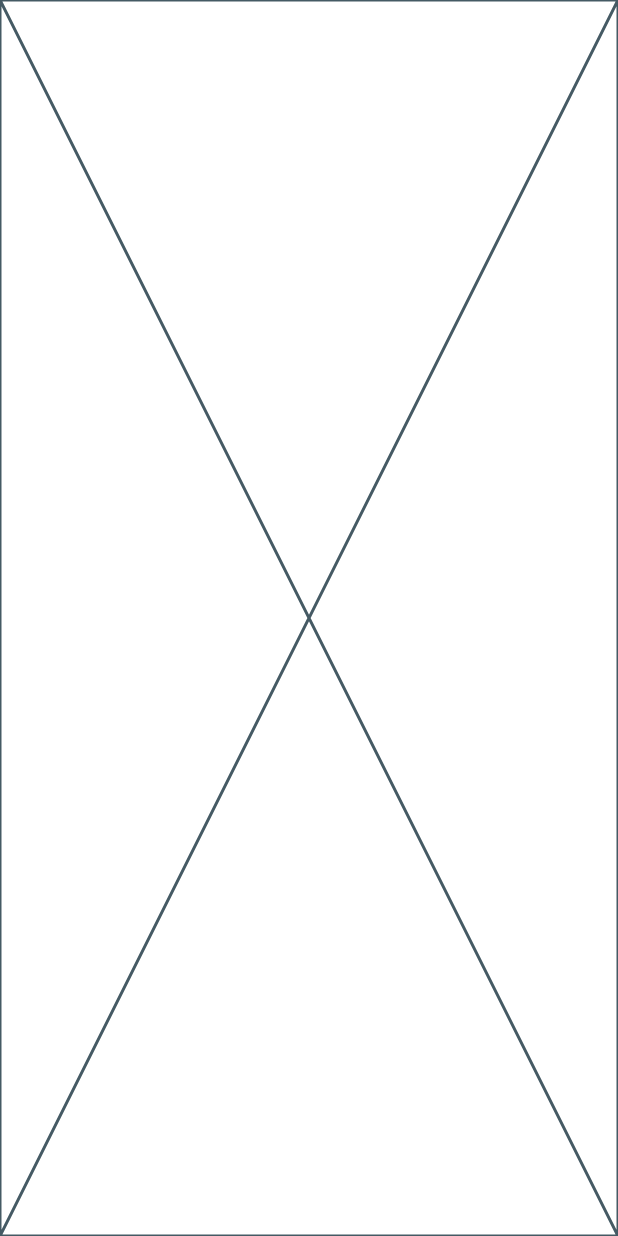
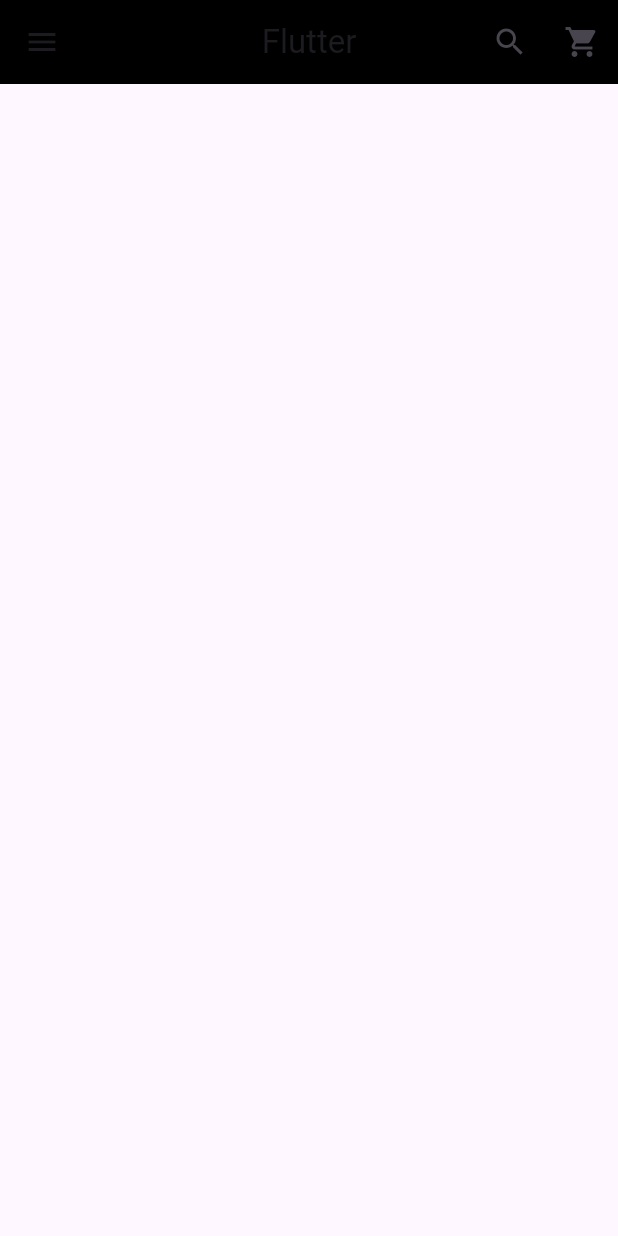
Before and after one commit to caioguge/flutterResponsivo, a Flutter app: the screen it shows after launch, on a phone screen of 412 x 824 dp. Run offline on Flutter 3.47's test engine with Material 3 defaults, Android fonts, the phone set to English and light mode, and no system bars.

Commit message:
Criação e customização de AppBar Mobile e Web

```diff
--- a/lib/pages/home/home_page.dart
+++ b/lib/pages/home/home_page.dart
@@ -1,10 +1,33 @@
 import 'package:flutter/material.dart';
+import 'package:layout_builder_na_pratica/pages/home/widgets/app_bar/web_app_dar.dart';
+import 'widgets/app_bar/mobile_app_bar.dart';
 
 class HomePage extends StatelessWidget {
   const HomePage({super.key});
 
   @override
   Widget build(BuildContext context) {
-    return const Placeholder();
+    return LayoutBuilder(
+      builder: (context, constraints) {
+        return Scaffold(
+          appBar: constraints.maxWidth < 800
+              ? const PreferredSize(
+                  preferredSize: Size(
+                    double.infinity,
+                    56,
+                  ),
+                  child: MobileAppBar(),
+                )
+              : const PreferredSize(
+                  preferredSize: Size(
+                    double.infinity,
+                    72,
+                  ),
+                  child: WebAppBar(),
+                ),
+          drawer: const Drawer(),
+        );
+      },
+    );
   }
 }
--- /dev/null
+++ b/lib/pages/home/widgets/app_bar/mobile_app_bar.dart
@@ -0,0 +1,30 @@
+import 'package:flutter/material.dart';
+
+class MobileAppBar extends StatelessWidget {
+  const MobileAppBar({super.key});
+
+  @override
+  Widget build(BuildContext context) {
+    return AppBar(
+      backgroundColor: Colors.black,
+      title: const Text(
+        'Flutter',
+      ),
+      centerTitle: true,
+      actions: [
+        IconButton(
+          onPressed: () {},
+          icon: const Icon(
+            Icons.search,
+          ),
+        ),
+        IconButton(
+          onPressed: () {},
+          icon: const Icon(
+            Icons.shopping_cart,
+          ),
+        )
+      ],
+    );
+  }
+}
```
Also changed, not shown: lib/pages/home/widgets/app_bar/web_app_dar.dart (added, +71 -0 lines).
